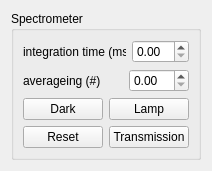
baukekooger/XY_Measurement, file gui_design/spectrometer.ui: the form before one commit.
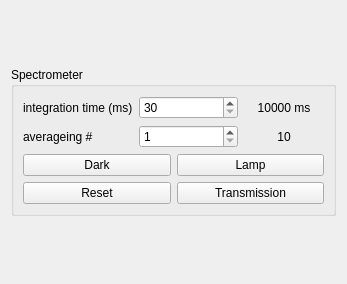
The form after the commit.

The edit to the form file:
```diff
--- a/gui_design/spectrometer.ui
+++ b/gui_design/spectrometer.ui
@@ -6,8 +6,8 @@
    <rect>
     <x>0</x>
     <y>0</y>
-    <width>199</width>
-    <height>163</height>
+    <width>347</width>
+    <height>284</height>
    </rect>
   </property>
   <property name="sizePolicy">
@@ -70,9 +70,15 @@
            <layout class="QHBoxLayout" name="horizontalLayout">
             <item>
              <widget class="QLabel" name="label_integration_time_experiment">
+              <property name="sizePolicy">
+               <sizepolicy hsizetype="Fixed" vsizetype="Preferred">
+                <horstretch>0</horstretch>
+                <verstretch>0</verstretch>
+               </sizepolicy>
+              </property>
               <property name="minimumSize">
                <size>
-                <width>100</width>
+                <width>110</width>
                 <height>0</height>
                </size>
               </property>
@@ -82,12 +88,12 @@
              </widget>
             </item>
             <item>
-             <widget class="QDoubleSpinBox" name="doubleSpinBox_integration_time_experiment">
-              <property name="sizePolicy">
-               <sizepolicy hsizetype="Minimum" vsizetype="Fixed">
-                <horstretch>0</horstretch>
-                <verstretch>0</verstretch>
-               </sizepolicy>
+             <widget class="QSpinBox" name="spinBox_integration_time_experiment">
+              <property name="minimum">
+               <number>30</number>
+              </property>
+              <property name="maximum">
+               <number>100000</number>
               </property>
              </widget>
             </item>
@@ -96,25 +102,31 @@
           <item row="1" column="0">
            <layout class="QHBoxLayout" name="horizontalLayout_2">
             <item>
-             <widget class="QLabel" name="label_averageing_experiment">
+             <widget class="QLabel" name="label">
+              <property name="sizePolicy">
+               <sizepolicy hsizetype="Fixed" vsizetype="Preferred">
+                <horstretch>0</horstretch>
+                <verstretch>0</verstretch>
+               </sizepolicy>
+              </property>
               <property name="minimumSize">
                <size>
-                <width>100</width>
+                <width>110</width>
                 <height>0</height>
                </size>
               </property>
               <property name="text">
-               <string>averageing (#)</string>
+               <string>averageing #</string>
               </property>
              </widget>
             </item>
             <item>
-             <widget class="QDoubleSpinBox" name="doubleSpinBox_averageing_experiment">
-              <property name="sizePolicy">
-               <sizepolicy hsizetype="Minimum" vsizetype="Fixed">
-                <horstretch>0</horstretch>
-                <verstretch>0</verstretch>
-               </sizepolicy>
+             <widget class="QSpinBox" name="spinBox_averageing_experiment">
+              <property name="minimum">
+               <number>1</number>
+              </property>
+              <property name="maximum">
+               <number>1000</number>
               </property>
              </widget>
             </item>
@@ -179,9 +191,15 @@
            <layout class="QHBoxLayout" name="horizontalLayout_5">
             <item>
              <widget class="QLabel" name="label_integration_time_alignment">
+              <property name="sizePolicy">
+               <sizepolicy hsizetype="Preferred" vsizetype="Preferred">
+                <horstretch>0</horstretch>
+                <verstretch>0</verstretch>
+               </sizepolicy>
+              </property>
               <property name="minimumSize">
                <size>
-                <width>100</width>
+                <width>110</width>
                 <height>0</height>
                </size>
               </property>
@@ -191,28 +209,43 @@
              </widget>
             </item>
             <item>
-             <widget class="QDoubleSpinBox" name="doubleSpinBox_integration_time_alignment"/>
+             <widget class="QSpinBox" name="spinBox_integration_time_alignment">
+              <property name="sizePolicy">
+               <sizepolicy hsizetype="Expanding" vsizetype="Fixed">
+                <horstretch>0</horstretch>
+                <verstretch>0</verstretch>
+               </sizepolicy>
+              </property>
+              <property name="minimum">
+               <number>30</number>
+              </property>
+              <property name="maximum">
+               <number>100000</number>
+              </property>
+             </widget>
             </item>
-           </layout>
-          </item>
-          <item row="1" column="0">
-           <layout class="QHBoxLayout" name="horizontalLayout_4">
             <item>
-             <widget class="QLabel" name="label_averageing_alignment">
+             <widget class="QLabel" name="label_integration_time_alignment_value">
+              <property name="sizePolicy">
+               <sizepolicy hsizetype="Fixed" vsizetype="Preferred">
+                <horstretch>0</horstretch>
+                <verstretch>0</verstretch>
+               </sizepolicy>
+              </property>
               <property name="minimumSize">
                <size>
-                <width>100</width>
+                <width>80</width>
                 <height>0</height>
                </size>
               </property>
               <property name="text">
-               <string>averageing (#)</string>
+               <string>10000 ms</string>
+              </property>
+              <property name="alignment">
+               <set>Qt::AlignCenter</set>
               </property>
              </widget>
             </item>
-            <item>
-             <widget class="QDoubleSpinBox" name="doubleSpinBox_averageing_alignment"/>
-            </item>
            </layout>
           </item>
           <item row="2" column="0">
@@ -275,6 +308,67 @@
             </item>
            </layout>
           </item>
+          <item row="1" column="0">
+           <layout class="QHBoxLayout" name="horizontalLayout_4">
+            <item>
+             <widget class="QLabel" name="label_averageing_alignment">
+              <property name="sizePolicy">
+               <sizepolicy hsizetype="Fixed" vsizetype="Preferred">
+                <horstretch>0</horstretch>
+                <verstretch>0</verstretch>
+               </sizepolicy>
+              </property>
+              <property name="minimumSize">
+               <size>
+                <width>110</width>
+                <height>0</height>
+               </size>
+              </property>
+              <property name="text">
+               <string>averageing #</string>
+              </property>
+             </widget>
+            </item>
+            <item>
+             <widget class="QSpinBox" name="spinBox_averageing_alignment">
+              <property name="sizePolicy">
+               <sizepolicy hsizetype="Expanding" vsizetype="Fixed">
+                <horstretch>0</horstretch>
+                <verstretch>0</verstretch>
+               </sizepolicy>
+              </property>
+              <property name="minimum">
+               <number>1</number>
+              </property>
+              <property name="maximum">
+               <number>1000</number>
+              </property>
+             </widget>
+            </item>
+            <item>
+             <widget class="QLabel" name="label_averageing_alignment_value">
+              <property name="sizePolicy">
+               <sizepolicy hsizetype="Fixed" vsizetype="Preferred">
+                <horstretch>0</horstretch>
+                <verstretch>0</verstretch>
+               </sizepolicy>
+              </property>
+              <property name="minimumSize">
+               <size>
+                <width>80</width>
+                <height>0</height>
+               </size>
+              </property>
+              <property name="text">
+               <string>10</string>
+              </property>
+              <property name="alignment">
+               <set>Qt::AlignCenter</set>
+              </property>
+             </widget>
+            </item>
+           </layout>
+          </item>
          </layout>
         </widget>
        </item>
```
